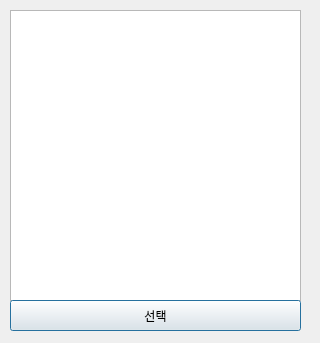
This is VIPclient/hotel_reserv.ui in IOT-summer-festival/summer-festival as Qt 5 draws it before an edit. The edited form follows.
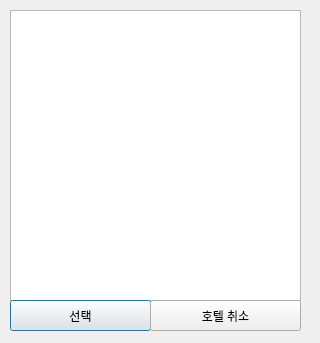
This is the edited form.

What changed in the file:
```diff
--- a/VIPclient/hotel_reserv.ui
+++ b/VIPclient/hotel_reserv.ui
@@ -28,7 +28,7 @@
     <rect>
      <x>10</x>
      <y>300</y>
-     <width>291</width>
+     <width>141</width>
      <height>31</height>
     </rect>
    </property>
@@ -36,6 +36,19 @@
     <string>선택</string>
    </property>
   </widget>
+  <widget class="QPushButton" name="cancel">
+   <property name="geometry">
+    <rect>
+     <x>150</x>
+     <y>300</y>
+     <width>151</width>
+     <height>31</height>
+    </rect>
+   </property>
+   <property name="text">
+    <string>호텔 취소</string>
+   </property>
+  </widget>
  </widget>
  <resources/>
  <connections/>
```
